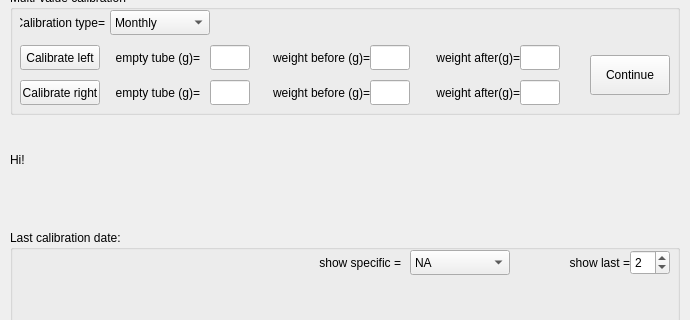
First picture: the form in src/foraging_gui/Calibration.ui, repository AllenNeuralDynamics/dynamic-foraging-task, before the edit; both pictures show x 0 to 690 and y 200 to 520 of the 690 by 740 pixel window.
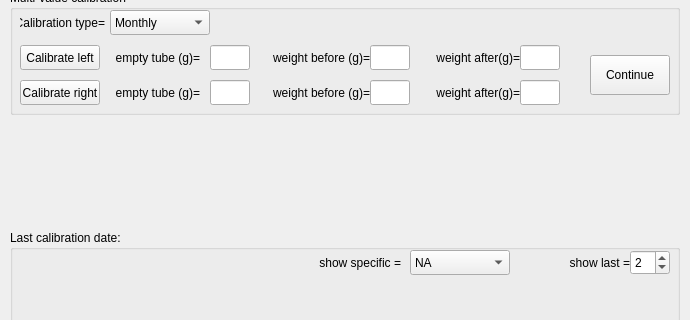
Second picture: the form after the edit.

Diff of the .ui file:
```diff
--- a/src/foraging_gui/Calibration.ui
+++ b/src/foraging_gui/Calibration.ui
@@ -777,7 +777,7 @@
     <widget class="QLabel" name="Warning">
         <property name="geometry">
             <rect>
-                <x>10</x>
+                <x>20</x>
                 <y>335</y>
                 <width>650</width>
                 <height>50</height>
@@ -790,7 +790,7 @@
             </sizepolicy>
         </property>
         <property name="text">
-            <string>Hi!</string>
+            <string></string>
         </property>
         <property name="textFormat">
             <enum>Qt::AutoText</enum>
```
